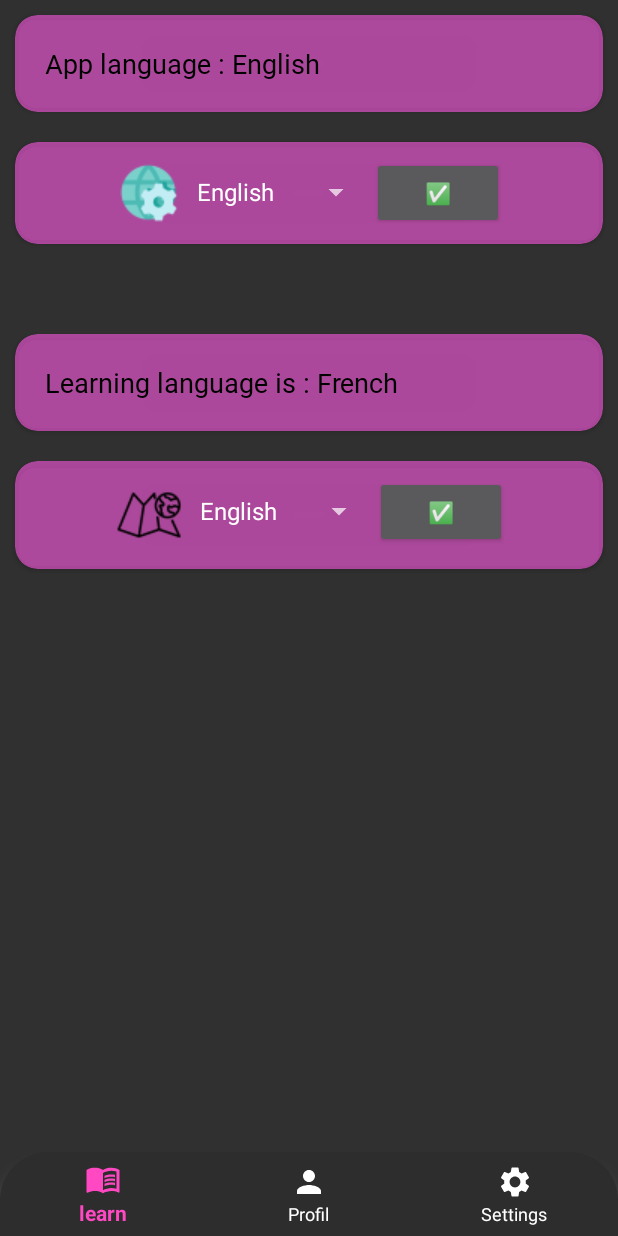
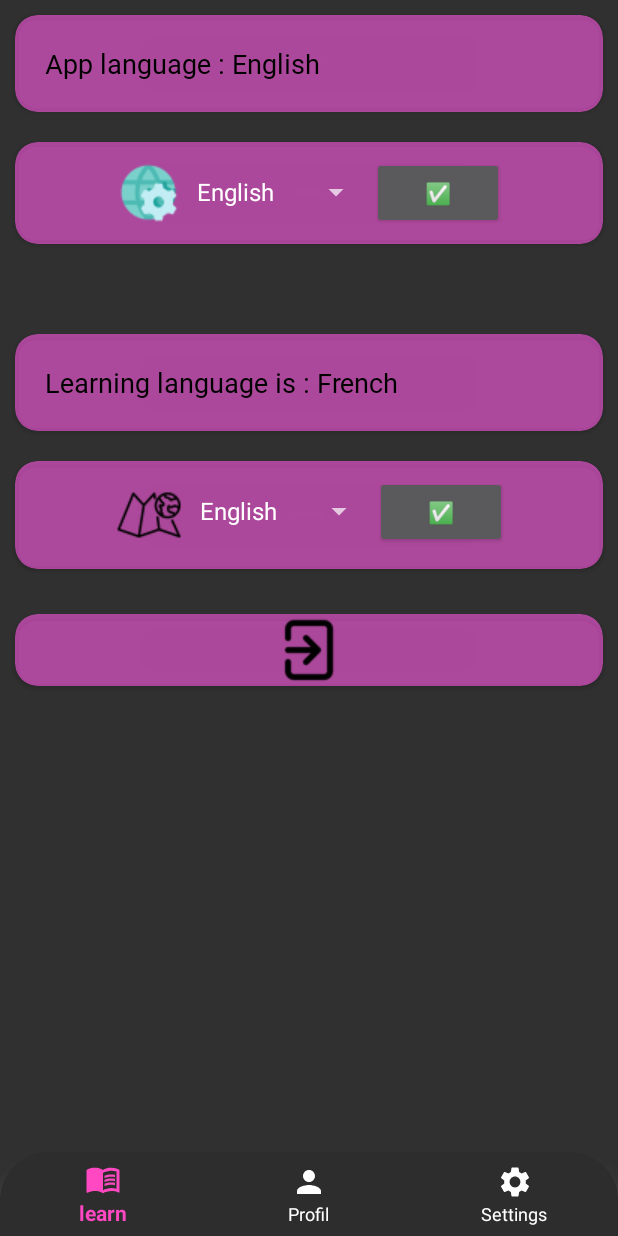
Before and after one commit to aminelasheb/SPACY, an Android app: the fragment settingsFragment placed in its activity, on a phone screen of 412 x 824 dp. Run offline under Robolectric (Android 15) with nearby library versions, the phone set to English and light mode, and no system bars; libraries missing offline, so code that uses them is left out: com.shashank.sony; plain views replace MeowBottomNavigation; Roboto replaces fonts that are not available here.

Commit message:
SignLater + LogOut on settings

```diff
--- a/app/build.gradle
+++ b/app/build.gradle
@@ -1,5 +1,6 @@
 plugins {
     id 'com.android.application'
+    id 'com.google.gms.google-services'
 }
 
 android {
@@ -37,6 +38,7 @@ dependencies {
     implementation 'androidx.constraintlayout:constraintlayout:2.0.4'
     implementation 'androidx.navigation:navigation-fragment:2.3.5'
     implementation 'androidx.navigation:navigation-ui:2.3.5'
+    implementation 'com.google.firebase:firebase-auth:19.2.0'
     testImplementation 'junit:junit:4.+'
     androidTestImplementation 'androidx.test.ext:junit:1.1.2'
     androidTestImplementation 'androidx.test.espresso:espresso-core:3.3.0'
--- a/app/src/main/java/com/example/spacy/Adapter.java
+++ b/app/src/main/java/com/example/spacy/Adapter.java
@@ -9,7 +9,8 @@ import android.widget.TextView;
 import androidx.annotation.NonNull;
 import androidx.recyclerview.widget.RecyclerView;
 
-import org.jetbrains.annotations.NotNull;
+
+import com.google.firebase.database.annotations.NotNull;
 
 import java.util.ArrayList;
 
--- a/app/src/main/res/layout/afa.xml
+++ b/app/src/main/res/layout/afa.xml
@@ -26,7 +26,7 @@
         android:layout_centerHorizontal="true"
         android:layout_marginTop="148dp"
 
-        android:textColor="#2F3058"
+        android:textColor="#FB59C7"
         android:textSize="20sp" />
     <TextView
         android:layout_width="wrap_content"
@@ -36,7 +36,7 @@
         android:layout_centerHorizontal="true"
         android:layout_marginTop="173dp"
 
-        android:textColor="#2F3058"
+        android:textColor="#FB59C7"
         android:textSize="20sp" />
     <TextView
         android:layout_width="wrap_content"
@@ -46,7 +46,7 @@
         android:layout_centerHorizontal="true"
         android:layout_marginTop="198dp"
 
-        android:textColor="#2F3058"
+        android:textColor="#FB59C7"
         android:textSize="20sp" />
 
     <LinearLayout
--- a/app/src/main/res/layout/fragment_settings.xml
+++ b/app/src/main/res/layout/fragment_settings.xml
@@ -159,4 +159,30 @@ app:cardBackgroundColor="#9CFC59E0"
         android:visibility="gone"
         android:textSize="1sp"
         android:text="English" />
+
+    <androidx.cardview.widget.CardView
+        android:layout_width="match_parent"
+        android:layout_height="wrap_content"
+        app:cardBackgroundColor="#9CFC59E0"
+        android:layout_marginTop="20dp"
+        android:layout_marginLeft="10dp"
+        android:layout_marginRight="10dp"
+        android:layout_marginBottom="10dp"
+        android:id="@+id/logout"
+
+        app:cardCornerRadius="15dp">
+
+
+<ImageView
+    android:layout_width="match_parent"
+    android:layout_height="match_parent"
+    android:src="@drawable/logout"
+    />
+
+
+
+
+
+
+    </androidx.cardview.widget.CardView>
 </LinearLayout>
--- a/build.gradle
+++ b/build.gradle
@@ -7,6 +7,7 @@ buildscript {
     dependencies {
         classpath "com.android.tools.build:gradle:4.1.2"
         classpath "org.junit.jupiter:junit-jupiter-api:5.0.1"
+        classpath 'com.google.gms:google-services:4.3.8'
 
 
         // NOTE: Do not place your application dependencies here; they belong
```
Also changed, not shown: app/src/main/AndroidManifest.xml (+4 -3 lines), app/src/main/java/com/example/spacy/login.java (+11 -0 lines), app/src/main/res/layout/activity_login.xml (+24 -4 lines), app/src/main/res/drawable/logout.png (added).
